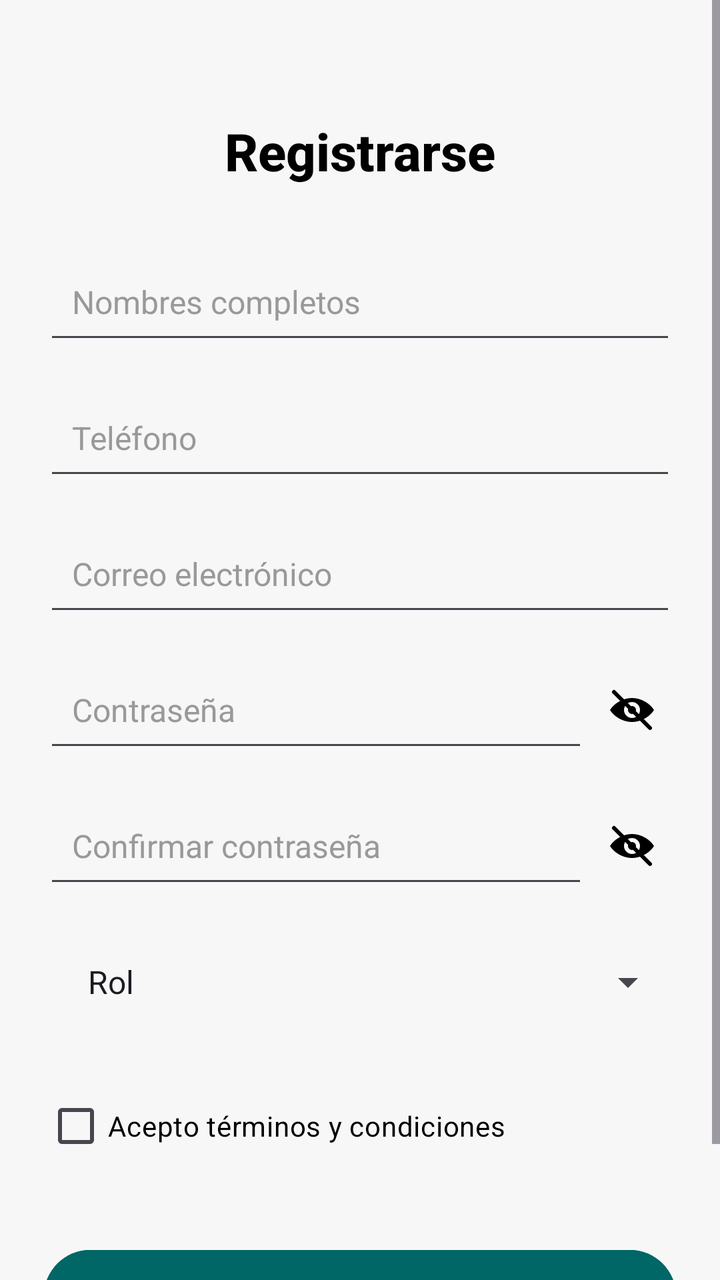
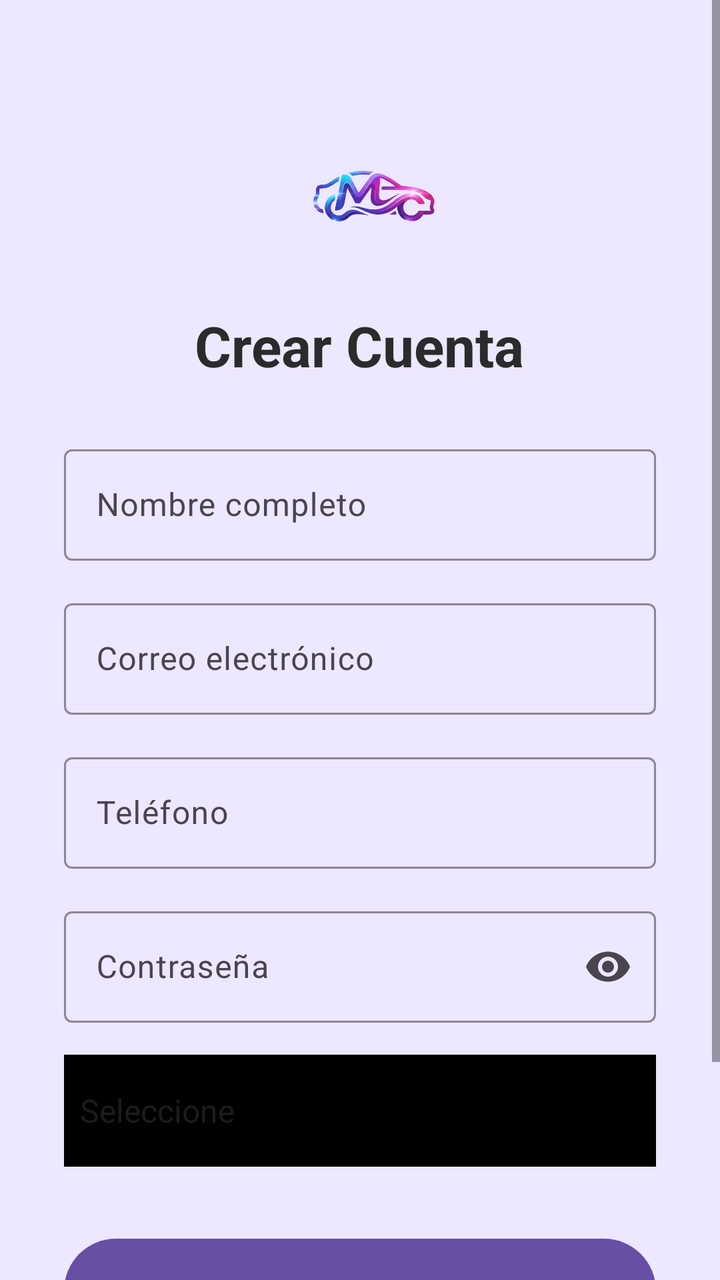

The first picture is an Android layout as it rendered before a commit; the second is the same layout after the commit. The layout source and the unified diff follow.
<!-- AndroidManifest.xml: application theme Theme.Moviflexx -->
<!-- res/layout/activity_register.xml -->
<?xml version="1.0" encoding="utf-8"?>
<ScrollView xmlns:android="http://schemas.android.com/apk/res/android"
    xmlns:app="http://schemas.android.com/apk/res-auto"
    android:layout_width="match_parent"
    android:layout_height="match_parent"
    android:fillViewport="true">

    <androidx.constraintlayout.widget.ConstraintLayout
        android:layout_width="match_parent"
        android:layout_height="wrap_content"
        android:padding="22dp"
        android:background="#F7F7F7">

        
        <TextView
            android:id="@+id/tv_register_title"
            android:layout_width="wrap_content"
            android:layout_height="wrap_content"
            android:text="@string/register"
            android:textSize="26sp"
            android:textStyle="bold"
            android:textColor="#000000"
            android:fontFamily="sans-serif-medium"
            android:layout_marginTop="36dp"
            app:layout_constraintTop_toTopOf="parent"
            app:layout_constraintStart_toStartOf="parent"
            app:layout_constraintEnd_toEndOf="parent" />

        
        <EditText
            android:id="@+id/edtnombre"
            android:layout_width="0dp"
            android:layout_height="52dp"
            android:hint="@string/hint_nombre"
            android:padding="14dp"
            android:textSize="16sp"
            android:textColor="#000000"
            android:textColorHint="#999999"
            android:inputType="textPersonName"
            android:layout_marginTop="32dp"
            app:layout_constraintTop_toBottomOf="@id/tv_register_title"
            app:layout_constraintStart_toStartOf="parent"
            app:layout_constraintEnd_toEndOf="parent" />

        
        <EditText
            android:id="@+id/edtphone"
            android:layout_width="0dp"
            android:layout_height="52dp"
            android:hint="@string/hint_phone"
            android:padding="14dp"
            android:textSize="16sp"
            android:textColor="#000000"
            android:textColorHint="#999999"
            android:inputType="phone"
            android:layout_marginTop="16dp"
            app:layout_constraintTop_toBottomOf="@id/edtnombre"
            app:layout_constraintStart_toStartOf="parent"
            app:layout_constraintEnd_toEndOf="parent" />

        
        <EditText
            android:id="@+id/edtemail"
            android:layout_width="0dp"
            android:layout_height="52dp"
            android:hint="@string/hint_email"
            android:padding="14dp"
            android:textSize="16sp"
            android:textColor="#000000"
            android:textColorHint="#999999"
            android:inputType="textEmailAddress"
            android:layout_marginTop="16dp"
            app:layout_constraintTop_toBottomOf="@id/edtphone"
            app:layout_constraintStart_toStartOf="parent"
            app:layout_constraintEnd_toEndOf="parent" />

        
        <EditText
            android:id="@+id/edtpassword"
            android:layout_width="0dp"
            android:layout_height="52dp"
            android:hint="@string/hint_password"
            android:padding="14dp"
            android:textSize="16sp"
            android:textColor="#000000"
            android:textColorHint="#999999"
            android:inputType="textPassword"
            android:layout_marginTop="16dp"
            app:layout_constraintTop_toBottomOf="@id/edtemail"
            app:layout_constraintStart_toStartOf="parent"
            app:layout_constraintEnd_toStartOf="@id/btn_show_pass" />

        <ImageButton
            android:id="@+id/btn_show_pass"
            android:layout_width="44dp"
            android:layout_height="44dp"
            android:background="@android:color/transparent"
            android:src="@drawable/ic_eye_close"
            android:padding="6dp"
            app:layout_constraintTop_toTopOf="@id/edtpassword"
            app:layout_constraintBottom_toBottomOf="@id/edtpassword"
            app:layout_constraintEnd_toEndOf="parent" />

        
        <EditText
            android:id="@+id/edtconfirmpassword"
            android:layout_width="0dp"
            android:layout_height="52dp"
            android:hint="@string/hint_confirm_password"
            android:padding="14dp"
            android:textSize="16sp"
            android:textColor="#000000"
            android:textColorHint="#999999"
            android:inputType="textPassword"
            android:layout_marginTop="16dp"
            app:layout_constraintTop_toBottomOf="@id/edtpassword"
            app:layout_constraintStart_toStartOf="parent"
            app:layout_constraintEnd_toStartOf="@id/btn_show_pass_confirm" />

        <ImageButton
            android:id="@+id/btn_show_pass_confirm"
            android:layout_width="44dp"
            android:layout_height="44dp"
            android:background="@android:color/transparent"
            android:src="@drawable/ic_eye_close"
            android:padding="6dp"
            app:layout_constraintTop_toTopOf="@id/edtconfirmpassword"
            app:layout_constraintBottom_toBottomOf="@id/edtconfirmpassword"
            app:layout_constraintEnd_toEndOf="parent" />

        
        <Spinner
            android:id="@+id/spinner_tipo"
            android:layout_width="0dp"
            android:layout_height="52dp"
            android:padding="14dp"
            android:entries="@array/tipo_usuario"
            android:layout_marginTop="16dp"
            app:layout_constraintTop_toBottomOf="@id/edtconfirmpassword"
            app:layout_constraintStart_toStartOf="parent"
            app:layout_constraintEnd_toEndOf="parent" />

        
        <CheckBox
            android:id="@+id/cb_terms"
            android:layout_width="wrap_content"
            android:layout_height="wrap_content"
            android:text="@string/check_terms"
            android:textSize="14sp"
            android:textColor="#000000"
            android:layout_marginTop="22dp"
            app:layout_constraintTop_toBottomOf="@id/spinner_tipo"
            app:layout_constraintStart_toStartOf="parent" />

        
        <LinearLayout
            android:id="@+id/layout_vehicle"
            android:layout_width="0dp"
            android:layout_height="wrap_content"
            android:orientation="vertical"
            android:padding="16dp"
            android:background="#FFFFFF"
            android:elevation="4dp"
            android:visibility="gone"
            android:layout_marginTop="20dp"
            app:layout_constraintTop_toBottomOf="@id/cb_terms"
            app:layout_constraintStart_toStartOf="parent"
            app:layout_constraintEnd_toEndOf="parent">

            <ImageView
                android:id="@+id/img_vehicle_preview"
                android:layout_width="150dp"
                android:layout_height="150dp"
                android:layout_gravity="center"
                android:src="@drawable/ic_launcher_background"
                android:scaleType="centerCrop"
                android:layout_marginTop="10dp" />

            <Button
                android:id="@+id/btn_upload_image"
                android:layout_width="match_parent"
                android:layout_height="48dp"
                android:text="@string/btn_upload_vehicle"
                android:textStyle="bold"
                android:layout_marginTop="12dp"
                android:backgroundTint="#006666"
                android:textColor="#FFFFFF" />

            <EditText
                android:id="@+id/edtplaca"
                android:layout_width="match_parent"
                android:layout_height="52dp"
                android:hint="@string/hint_placa"
                android:textColor="#000000"
                android:textColorHint="#999999"
                android:padding="14dp"
                android:layout_marginTop="12dp" />

            <EditText
                android:id="@+id/edtmodelo"
                android:layout_width="match_parent"
                android:layout_height="52dp"
                android:hint="@string/hint_modelo"
                android:textColor="#000000"
                android:textColorHint="#999999"
                android:padding="14dp"
                android:layout_marginTop="12dp" />

            <EditText
                android:id="@+id/edtcolor"
                android:layout_width="match_parent"
                android:layout_height="52dp"
                android:hint="@string/hint_color"
                android:textColor="#000000"
                android:textColorHint="#999999"
                android:padding="14dp"
                android:layout_marginTop="12dp" />

        </LinearLayout>

        
        <Button
            android:id="@+id/btn_register"
            android:layout_width="0dp"
            android:layout_height="54dp"
            android:text="@string/btn_register"
            android:textSize="17sp"
            android:textStyle="bold"
            android:textColor="#FFFFFF"
            android:onClick="irSuccessRegister"
            android:backgroundTint="#006666"
            android:layout_marginTop="34dp"
            app:layout_constraintTop_toBottomOf="@id/layout_vehicle"
            app:layout_constraintStart_toStartOf="parent"
            app:layout_constraintEnd_toEndOf="parent" />

        
        <TextView
            android:id="@+id/tv_go_login"
            android:layout_width="wrap_content"
            android:layout_height="wrap_content"
            android:text="@string/text_go_login"
            android:onClick="irLogin02"
            android:textSize="14sp"
            android:textStyle="bold"
            android:textColor="#000000"
            android:layout_marginBottom="28dp"
            app:layout_constraintTop_toBottomOf="@id/btn_register"
            app:layout_constraintStart_toStartOf="parent"
            app:layout_constraintEnd_toEndOf="parent" />

    </androidx.constraintlayout.widget.ConstraintLayout>
</ScrollView>
<!-- resources referenced by this layout -->
<resources>
  <string-array name="tipo_usuario">
          <item>Rol</item>
          <item>Pasajero</item>
          <item>Conductor</item>
      </string-array>
  <!-- drawable ic_eye_close (drawable) -->
  <?xml version="1.0" encoding="utf-8"?>
  <vector xmlns:android="http://schemas.android.com/apk/res/android"
      android:width="24dp"
      android:height="24dp"
      android:viewportWidth="24"
      android:viewportHeight="24">
  
      
      <path
          android:fillColor="#000000"
          android:pathData="M12,6C7,6 2.73,9.11 1,12c1.73,2.89 6,6 11,6s9.27,-3.11 11,-6c-1.73,-2.89 -6,-6 -11,-6zm0,10a4,4 0,1 1,0 -8a4,4 0,0 1,0 8z"/>
  
      
      <path
          android:fillColor="#000000"
          android:pathData="M12,10a2,2 0,1 0,0 4a2,2 0,0 0,0 -4z"/>
  
      
      <path
          android:strokeColor="#000000"
          android:strokeWidth="2"
          android:strokeLineCap="round"
          android:pathData="M3,3L21,21"/>
  </vector>
  <!-- drawable ic_launcher_background (drawable) -->
  <?xml version="1.0" encoding="utf-8"?>
  <vector xmlns:android="http://schemas.android.com/apk/res/android"
      android:width="108dp"
      android:height="108dp"
      android:viewportWidth="108"
      android:viewportHeight="108">
      <path
          android:fillColor="#E5641FE6"
          android:pathData="M0,0h108v108h-108z" />
      <path
          android:fillColor="#C08E80BA"
          android:pathData="M0,0h108v108h-108z" />
  </vector>
  <string name="btn_register">Registrarme</string>
  <string name="btn_upload_vehicle">Subir foto del vehículo</string>
  <string name="check_terms">Acepto términos y condiciones</string>
  <string name="hint_color">Color</string>
  <string name="hint_confirm_password">Confirmar contraseña</string>
  <string name="hint_email">Correo electrónico</string>
  <string name="hint_modelo">Modelo</string>
  <string name="hint_nombre">Nombres completos</string>
  <string name="hint_password">Contraseña</string>
  <string name="hint_phone">Teléfono</string>
  <string name="hint_placa">Placa</string>
  <string name="register">Registrarse</string>
  <string name="text_go_login">¿Ya tienes una cuenta? Iniciar sesión</string>
  <style name="Theme.Moviflexx" parent="Base.Theme.Moviflexx" />
  <style name="Base.Theme.Moviflexx" parent="Theme.Material3.DayNight.NoActionBar">
          
          
      </style>
</resources>

<!-- the commit's change to res/layout/activity_register.xml (unified diff, before → after) -->
@@ -3,251 +3,134 @@
     xmlns:app="http://schemas.android.com/apk/res-auto"
     android:layout_width="match_parent"
     android:layout_height="match_parent"
+    android:background="#EDE7FF"
     android:fillViewport="true">
 
-    <androidx.constraintlayout.widget.ConstraintLayout
+    <LinearLayout
         android:layout_width="match_parent"
         android:layout_height="wrap_content"
-        android:padding="22dp"
-        android:background="#F7F7F7">
+        android:orientation="vertical"
+        android:padding="32dp">
+
+        <ImageView
+            android:layout_width="90dp"
+            android:layout_height="90dp"
+            android:layout_gravity="center"
+            android:layout_marginTop="20dp"
+            android:layout_marginBottom="12dp"
+            android:src="@drawable/movi" />
+
+        <TextView
+            android:layout_width="wrap_content"
+            android:layout_height="wrap_content"
+            android:layout_gravity="center"
+            android:layout_marginBottom="28dp"
+            android:text="@string/register_title"
+            android:textColor="#2B2B2B"
+            android:textSize="28sp"
+            android:textStyle="bold" />
 
         
-        <TextView
-            android:id="@+id/tv_register_title"
-            android:layout_width="wrap_content"
+        <com.google.android.material.textfield.TextInputLayout
+            style="@style/Widget.Material3.TextInputLayout.OutlinedBox"
+            android:layout_width="match_parent"
             android:layout_height="wrap_content"
-            android:text="@string/register"
-            android:textSize="26sp"
-            android:textStyle="bold"
-            android:textColor="#000000"
-            android:fontFamily="sans-serif-medium"
-            android:layout_marginTop="36dp"
-            app:layout_constraintTop_toTopOf="parent"
-            app:layout_constraintStart_toStartOf="parent"
-            app:layout_constraintEnd_toEndOf="parent" />
+            android:hint="@string/hint_nombre"
+            app:hintTextColor="@color/black"
+            app:cursorColor="@color/black"
+            app:boxStrokeColor="#6C3BFF">
+
+            <com.google.android.material.textfield.TextInputEditText
+                android:id="@+id/edt_nombre"
+                android:layout_width="match_parent"
+                android:layout_height="wrap_content"
+                android:inputType="textPersonName"
+                android:textColor="@color/black" />
+        </com.google.android.material.textfield.TextInputLayout>
 
         
-        <EditText
-            android:id="@+id/edtnombre"
-            android:layout_width="0dp"
-            android:layout_height="52dp"
-            android:hint="@string/hint_nombre"
-            android:padding="14dp"
-            android:textSize="16sp"
-            android:textColor="#000000"
-            android:textColorHint="#999999"
-            android:inputType="textPersonName"
-            android:layout_marginTop="32dp"
-            app:layout_constraintTop_toBottomOf="@id/tv_register_title"
-            app:layout_constraintStart_toStartOf="parent"
-            app:layout_constraintEnd_toEndOf="parent" />
+        <com.google.android.material.textfield.TextInputLayout
+            style="@style/Widget.Material3.TextInputLayout.OutlinedBox"
+            android:layout_width="match_parent"
+            android:layout_height="wrap_content"
+            android:layout_marginTop="16dp"
+            android:hint="@string/hint_email"
+            app:hintTextColor="@color/black"
+            app:boxStrokeColor="#6C3BFF">
+
+            <com.google.android.material.textfield.TextInputEditText
+                android:id="@+id/edt_email"
+                android:layout_width="match_parent"
+                android:layout_height="wrap_content"
+                android:inputType="textEmailAddress"
+                android:textColor="@color/black" />
+        </com.google.android.material.textfield.TextInputLayout>
 
         
-        <EditText
-            android:id="@+id/edtphone"
-            android:layout_width="0dp"
-            android:layout_height="52dp"
-            android:hint="@string/hint_phone"
-            android:padding="14dp"
-            android:textSize="16sp"
-            android:textColor="#000000"
-            android:textColorHint="#999999"
-            android:inputType="phone"
+        <com.google.android.material.textfield.TextInputLayout
+            style="@style/Widget.Material3.TextInputLayout.OutlinedBox"
+            android:layout_width="match_parent"
+            android:layout_height="wrap_content"
             android:layout_marginTop="16dp"
-            app:layout_constraintTop_toBottomOf="@id/edtnombre"
-            app:layout_constraintStart_toStartOf="parent"
-            app:layout_constraintEnd_toEndOf="parent" />
+            android:hint="Teléfono"
+            app:hintTextColor="@color/black"
+            app:boxStrokeColor="#6C3BFF">
+
+            <com.google.android.material.textfield.TextInputEditText
+                android:id="@+id/edt_telefono"
+                android:layout_width="match_parent"
+                android:layout_height="wrap_content"
+                android:inputType="phone"
+                android:textColor="@color/black" />
+        </com.google.android.material.textfield.TextInputLayout>
 
         
-        <EditText
-            android:id="@+id/edtemail"
-            android:layout_width="0dp"
-            android:layout_height="52dp"
-            android:hint="@string/hint_email"
-            android:padding="14dp"
-            android:textSize="16sp"
-            android:textColor="#000000"
-            android:textColorHint="#999999"
-            android:inputType="textEmailAddress"
+        <com.google.android.material.textfield.TextInputLayout
+            style="@style/Widget.Material3.TextInputLayout.OutlinedBox"
+            android:layout_width="match_parent"
+            android:layout_height="wrap_content"
             android:layout_marginTop="16dp"
-            app:layout_constraintTop_toBottomOf="@id/edtphone"
-            app:layout_constraintStart_toStartOf="parent"
-            app:layout_constraintEnd_toEndOf="parent" />
+            android:hint="@string/hint_password"
+            app:endIconMode="password_toggle"
+            app:hintTextColor="@color/black"
+            app:boxStrokeColor="#6C3BFF">
 
-        
-        <EditText
-            android:id="@+id/edtpassword"
-            android:layout_width="0dp"
-            android:layout_height="52dp"
-            android:hint="@string/hint_password"
-            android:padding="14dp"
-            android:textSize="16sp"
-            android:textColor="#000000"
-            android:textColorHint="#999999"
-            android:inputType="textPassword"
-            android:layout_marginTop="16dp"
-            app:layout_constraintTop_toBottomOf="@id/edtemail"
-            app:layout_constraintStart_toStartOf="parent"
-            app:layout_constraintEnd_toStartOf="@id/btn_show_pass" />
-
-        <ImageButton
-            android:id="@+id/btn_show_pass"
-            android:layout_width="44dp"
-            android:layout_height="44dp"
-            android:background="@android:color/transparent"
-            android:src="@drawable/ic_eye_close"
-            android:padding="6dp"
-            app:layout_constraintTop_toTopOf="@id/edtpassword"
-            app:layout_constraintBottom_toBottomOf="@id/edtpassword"
-            app:layout_constraintEnd_toEndOf="parent" />
-
-        
-        <EditText
-            android:id="@+id/edtconfirmpassword"
-            android:layout_width="0dp"
-            android:layout_height="52dp"
-            android:hint="@string/hint_confirm_password"
-            android:padding="14dp"
-            android:textSize="16sp"
-            android:textColor="#000000"
-            android:textColorHint="#999999"
-            android:inputType="textPassword"
-            android:layout_marginTop="16dp"
-            app:layout_constraintTop_toBottomOf="@id/edtpassword"
-            app:layout_constraintStart_toStartOf="parent"
-            app:layout_constraintEnd_toStartOf="@id/btn_show_pass_confirm" />
-
-        <ImageButton
-            android:id="@+id/btn_show_pass_confirm"
-            android:layout_width="44dp"
-            android:layout_height="44dp"
-            android:background="@android:color/transparent"
-            android:src="@drawable/ic_eye_close"
-            android:padding="6dp"
-            app:layout_constraintTop_toTopOf="@id/edtconfirmpassword"
-            app:layout_constraintBottom_toBottomOf="@id/edtconfirmpassword"
-            app:layout_constraintEnd_toEndOf="parent" />
+            <com.google.android.material.textfield.TextInputEditText
+                android:id="@+id/edt_password"
+                android:layout_width="match_parent"
+                android:layout_height="wrap_content"
+                android:inputType="textPassword"
+                android:textColor="@color/black" />
+        </com.google.android.material.textfield.TextInputLayout>
 
         
         <Spinner
-            android:id="@+id/spinner_tipo"
-            android:layout_width="0dp"
-            android:layout_height="52dp"
-            android:padding="14dp"
-            android:entries="@array/tipo_usuario"
+            android:id="@+id/spinner_rol"
+            android:layout_width="match_parent"
+            android:layout_height="56dp"
+            android:outlineAmbientShadowColor="@color/bgLight"
+            android:outlineSpotShadowColor="@color/bgLight"
+            android:background="@color/black"
             android:layout_marginTop="16dp"
-            app:layout_constraintTop_toBottomOf="@id/edtconfirmpassword"
-            app:layout_constraintStart_toStartOf="parent"
-            app:layout_constraintEnd_toEndOf="parent" />
+            android:entries="@array/tipo_usuario" />
 
         
-        <CheckBox
-            android:id="@+id/cb_terms"
-            android:layout_width="wrap_content"
-            android:layout_height="wrap_content"
-            android:text="@string/check_terms"
-            android:textSize="14sp"
-            android:textColor="#000000"
-            android:layout_marginTop="22dp"
-            app:layout_constraintTop_toBottomOf="@id/spinner_tipo"
-            app:layout_constraintStart_toStartOf="parent" />
+        <com.google.android.material.button.MaterialButton
+            android:id="@+id/btn_register"
+            android:layout_width="match_parent"
+            android:layout_height="60dp"
+            android:layout_marginTop="32dp"
+            android:onClick="registrarUsuario"
+            android:text="@string/register_btn" />
 
         
-        <LinearLayout
-            android:id="@+id/layout_vehicle"
-            android:layout_width="0dp"
+        <com.google.android.material.button.MaterialButton
+            android:layout_width="match_parent"
             android:layout_height="wrap_content"
-            android:orientation="vertical"
-            android:padding="16dp"
-            android:background="#FFFFFF"
-            android:elevation="4dp"
-            android:visibility="gone"
-            android:layout_marginTop="20dp"
-            app:layout_constraintTop_toBottomOf="@id/cb_terms"
-            app:layout_constraintStart_toStartOf="parent"
-            app:layout_constraintEnd_toEndOf="parent">
+            android:layout_marginTop="16dp"
+            android:onClick="irLogin"
+            android:text="@string/go_login"
+            style="@style/Widget.Material3.Button.TextButton" />
 
-            <ImageView
-                android:id="@+id/img_vehicle_preview"
-                android:layout_width="150dp"
-                android:layout_height="150dp"
-                android:layout_gravity="center"
-                android:src="@drawable/ic_launcher_background"
-                android:scaleType="centerCrop"
-                android:layout_marginTop="10dp" />
-
-            <Button
-                android:id="@+id/btn_upload_image"
-                android:layout_width="match_parent"
-                android:layout_height="48dp"
-                android:text="@string/btn_upload_vehicle"
-                android:textStyle="bold"
-                android:layout_marginTop="12dp"
-                android:backgroundTint="#006666"
-                android:textColor="#FFFFFF" />
-
-            <EditText
-                android:id="@+id/edtplaca"
-                android:layout_width="match_parent"
-                android:layout_height="52dp"
-                android:hint="@string/hint_placa"
-                android:textColor="#000000"
-                android:textColorHint="#999999"
-                android:padding="14dp"
-                android:layout_marginTop="12dp" />
-
-            <EditText
-                android:id="@+id/edtmodelo"
-                android:layout_width="match_parent"
-                android:layout_height="52dp"
-                android:hint="@string/hint_modelo"
-                android:textColor="#000000"
-                android:textColorHint="#999999"
-                android:padding="14dp"
-                android:layout_marginTop="12dp" />
-
-            <EditText
-                android:id="@+id/edtcolor"
-                android:layout_width="match_parent"
-                android:layout_height="52dp"
-                android:hint="@string/hint_color"
-                android:textColor="#000000"
-                android:textColorHint="#999999"
-                android:padding="14dp"
-                android:layout_marginTop="12dp" />
-
-        </LinearLayout>
-
-        
-        <Button
-            android:id="@+id/btn_register"
-            android:layout_width="0dp"
-            android:layout_height="54dp"
-            android:text="@string/btn_register"
-            android:textSize="17sp"
-            android:textStyle="bold"
-            android:textColor="#FFFFFF"
-            android:onClick="irSuccessRegister"
-            android:backgroundTint="#006666"
-            android:layout_marginTop="34dp"
-            app:layout_constraintTop_toBottomOf="@id/layout_vehicle"
-            app:layout_constraintStart_toStartOf="parent"
-            app:layout_constraintEnd_toEndOf="parent" />
-
-        
-        <TextView
-            android:id="@+id/tv_go_login"
-            android:layout_width="wrap_content"
-            android:layout_height="wrap_content"
-            android:text="@string/text_go_login"
-            android:onClick="irLogin02"
-            android:textSize="14sp"
-            android:textStyle="bold"
-            android:textColor="#000000"
-            android:layout_marginBottom="28dp"
-            app:layout_constraintTop_toBottomOf="@id/btn_register"
-            app:layout_constraintStart_toStartOf="parent"
-            app:layout_constraintEnd_toEndOf="parent" />
-
-    </androidx.constraintlayout.widget.ConstraintLayout>
+    </LinearLayout>
 </ScrollView>
<!-- resource entries referenced after the edit -->
@@ -1,62 +1,19 @@
 <!-- resources referenced by this layout -->
 <resources>
   <string-array name="tipo_usuario">
-          <item>Rol</item>
-          <item>Pasajero</item>
-          <item>Conductor</item>
-      </string-array>
-  <!-- drawable ic_eye_close (drawable) -->
-  <?xml version="1.0" encoding="utf-8"?>
-  <vector xmlns:android="http://schemas.android.com/apk/res/android"
-      android:width="24dp"
-      android:height="24dp"
-      android:viewportWidth="24"
-      android:viewportHeight="24">
-  
-      
-      <path
-          android:fillColor="#000000"
-          android:pathData="M12,6C7,6 2.73,9.11 1,12c1.73,2.89 6,6 11,6s9.27,-3.11 11,-6c-1.73,-2.89 -6,-6 -11,-6zm0,10a4,4 0,1 1,0 -8a4,4 0,0 1,0 8z"/>
-  
-      
-      <path
-          android:fillColor="#000000"
-          android:pathData="M12,10a2,2 0,1 0,0 4a2,2 0,0 0,0 -4z"/>
-  
-      
-      <path
-          android:strokeColor="#000000"
-          android:strokeWidth="2"
-          android:strokeLineCap="round"
-          android:pathData="M3,3L21,21"/>
-  </vector>
-  <!-- drawable ic_launcher_background (drawable) -->
-  <?xml version="1.0" encoding="utf-8"?>
-  <vector xmlns:android="http://schemas.android.com/apk/res/android"
-      android:width="108dp"
-      android:height="108dp"
-      android:viewportWidth="108"
-      android:viewportHeight="108">
-      <path
-          android:fillColor="#E5641FE6"
-          android:pathData="M0,0h108v108h-108z" />
-      <path
-          android:fillColor="#C08E80BA"
-          android:pathData="M0,0h108v108h-108z" />
-  </vector>
-  <string name="btn_register">Registrarme</string>
-  <string name="btn_upload_vehicle">Subir foto del vehículo</string>
-  <string name="check_terms">Acepto términos y condiciones</string>
-  <string name="hint_color">Color</string>
-  <string name="hint_confirm_password">Confirmar contraseña</string>
+              <item>Seleccione</item>
+              <item>Pasajero</item>
+              <item>Conductor</item>
+          </string-array>
+  <color name="bgLight">#F0F2F5</color>
+  <color name="black">#000000</color>
+  <!-- drawable movi: png bitmap (drawable, 177579 bytes) -->
+  <string name="go_login">¿Ya tienes una cuenta? Iniciar sesión</string>
   <string name="hint_email">Correo electrónico</string>
-  <string name="hint_modelo">Modelo</string>
-  <string name="hint_nombre">Nombres completos</string>
+  <string name="hint_nombre">Nombre completo</string>
   <string name="hint_password">Contraseña</string>
-  <string name="hint_phone">Teléfono</string>
-  <string name="hint_placa">Placa</string>
-  <string name="register">Registrarse</string>
-  <string name="text_go_login">¿Ya tienes una cuenta? Iniciar sesión</string>
+  <string name="register_btn">REGISTRARSE</string>
+  <string name="register_title">Crear Cuenta</string>
   <style name="Theme.Moviflexx" parent="Base.Theme.Moviflexx" />
   <style name="Base.Theme.Moviflexx" parent="Theme.Material3.DayNight.NoActionBar">
           
